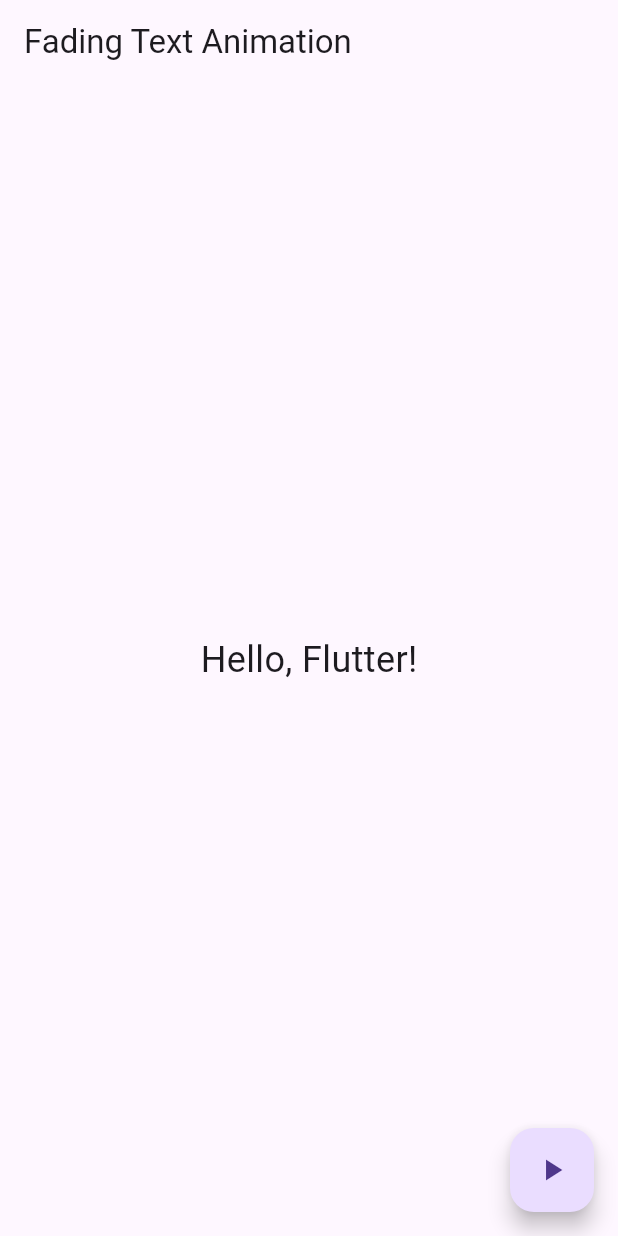
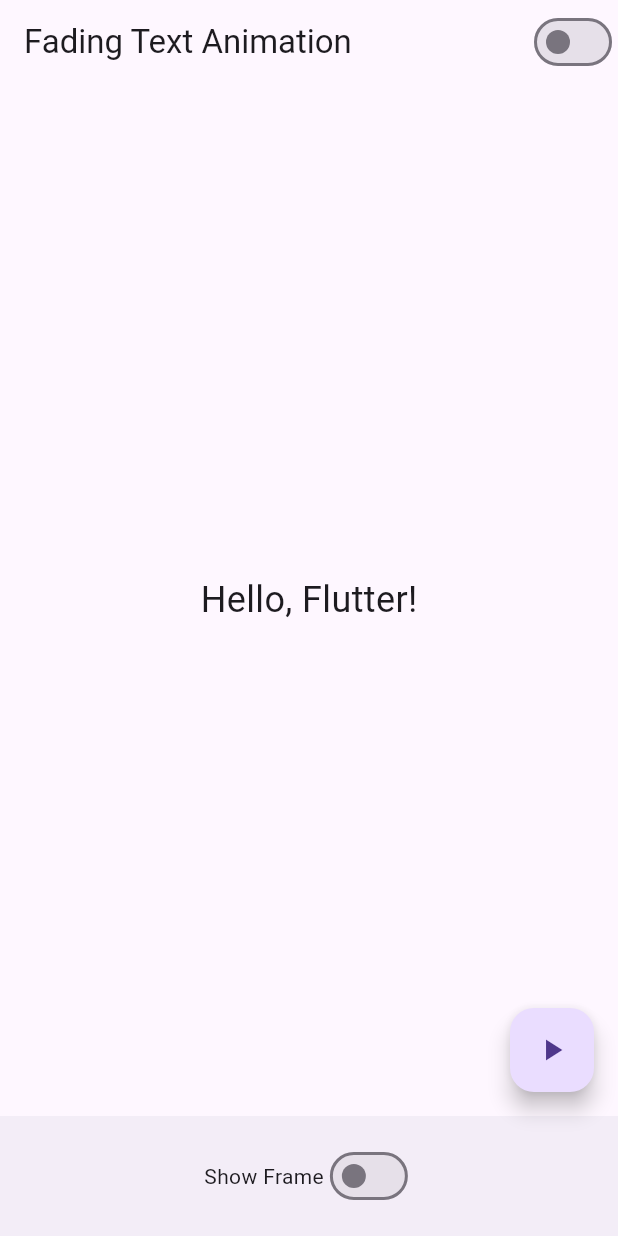
Before and after one commit to HassanCoulibaly/activity7, a Flutter app: the screen it shows after launch, on a phone screen of 412 x 824 dp. Run offline on Flutter 3.47's test engine with Material 3 defaults, Android fonts, the phone set to English and light mode, and no system bars.

Commit message:
commit Ritesh

```diff
--- a/lib/main.dart
+++ b/lib/main.dart
@@ -4,10 +4,18 @@ void main() {
   runApp(MyApp());
 }
 
-class MyApp extends StatelessWidget {
+class MyApp extends StatefulWidget {
+  @override
+  _MyAppState createState() => _MyAppState();
+}
+
+class _MyAppState extends State<MyApp> {
+  bool _darkMode = false;
+
   @override
   Widget build(BuildContext context) {
     return MaterialApp(
+      theme: _darkMode ? ThemeData.dark() : ThemeData.light(),
       home: FadingTextAnimation(),
     );
   }
@@ -20,6 +28,9 @@ class FadingTextAnimation extends StatefulWidget {
 
 class _FadingTextAnimationState extends State<FadingTextAnimation> {
   bool _isVisible = true;
+  bool _showFrame = false;
+  bool _darkMode = false;
+
   void toggleVisibility() {
     setState(() {
       _isVisible = !_isVisible;
@@ -31,8 +42,26 @@ class _FadingTextAnimationState extends State<FadingTextAnimation> {
     return Scaffold(
       appBar: AppBar(
         title: Text('Fading Text Animation'),
+        actions: <Widget>[
+          Switch(
+            value: _darkMode,
+            onChanged: (value) {
+              setState(() {
+                _darkMode = value;
+                (context as Element).markNeedsBuild();  // Forces the parent widget to rebuild with the new theme.
+              });
+            },
+          ),
+        ],
       ),
       body: Center(
+        child: Container(
+          decoration: _showFrame ? BoxDecoration(
+            border: Border.all(
+              color: Colors.blue,
+              width: 5,
+            ),
+          ) : null,
           child: AnimatedOpacity(
             opacity: _isVisible ? 1.0 : 0.0,
             duration: Duration(seconds: 1),
@@ -42,10 +71,27 @@ class _FadingTextAnimationState extends State<FadingTextAnimation> {
             ),
           ),
         ),
+      ),
       floatingActionButton: FloatingActionButton(
         onPressed: toggleVisibility,
         child: Icon(Icons.play_arrow),
       ),
+      bottomNavigationBar: BottomAppBar(
+        child: Row(
+          children: [
+            Text('Show Frame'),
+            Switch(
+              value: _showFrame,
+              onChanged: (bool value) {
+                setState(() {
+                  _showFrame = value;
+                });
+              },
+            ),
+          ],
+          mainAxisAlignment: MainAxisAlignment.center,
+        ),
+      ),
     );
   }
 }
```
Also changed, not shown: pubspec.lock. Lines whose indentation alone changed are shown as unchanged.
